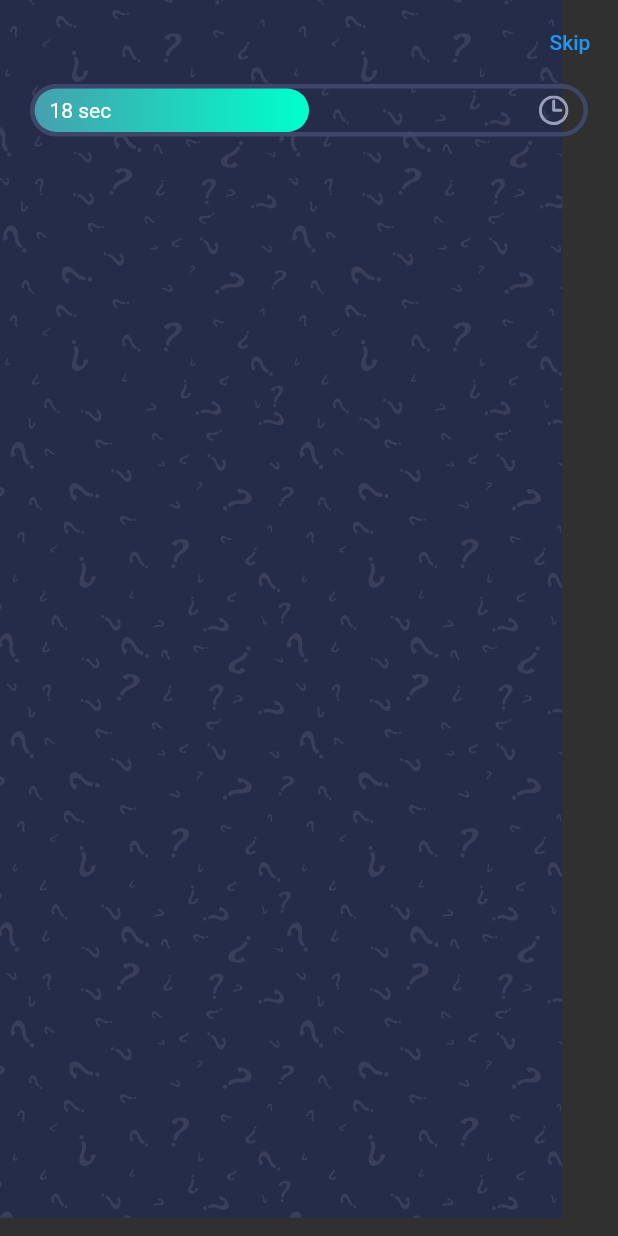
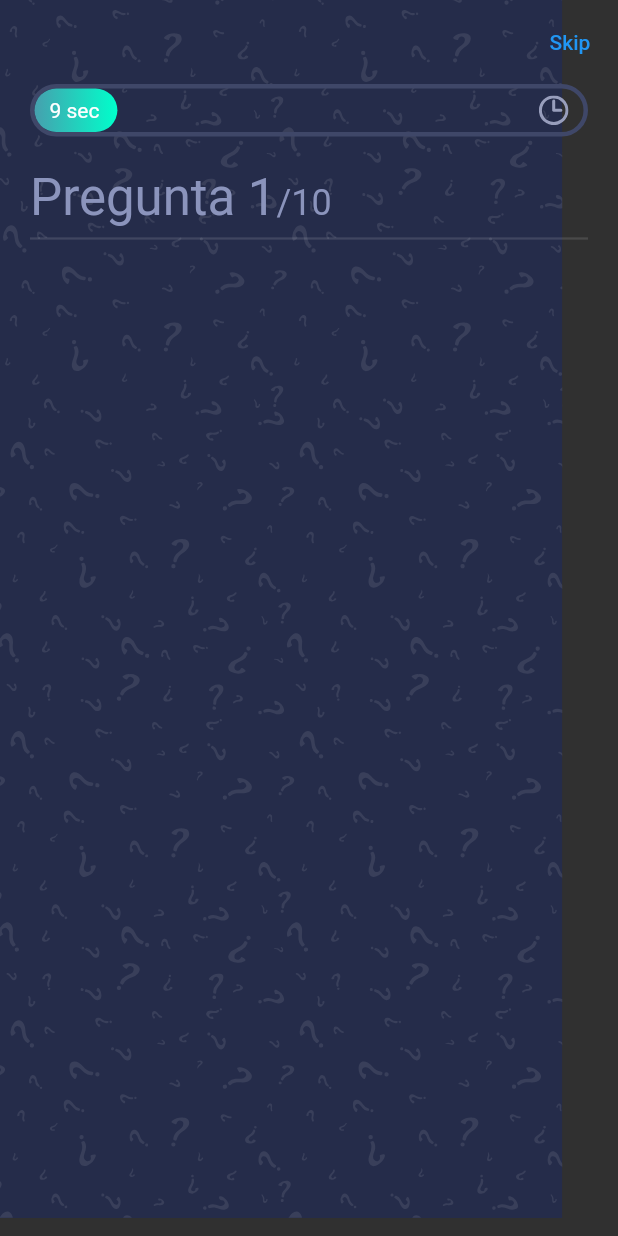
Before and after one commit to jhon2520/QuizzApp, a Flutter app: the screen it shows after launch, after a tap on "Skip", on a phone screen of 412 x 824 dp. Run offline on Flutter 3.47's test engine with Material 2 defaults, Android fonts, the phone set to English and light mode, and no system bars; our stand-ins replace get, websafe_svg.

Commit message:
se terminó el progress bar

```diff
--- /dev/null
+++ b/lib/controllers/question_controller.dart
@@ -0,0 +1,30 @@
+
+
+import 'package:flutter/animation.dart';
+import 'package:get/get_state_manager/get_state_manager.dart';
+
+class QuestionController extends GetxController
+with SingleGetTickerProviderMixin{
+
+AnimationController? _animationController;
+late Animation _animation;
+
+Animation get animation => this._animation;
+
+@override
+void onInit(){
+
+  _animationController =
+  AnimationController(duration: Duration(seconds: 60), vsync: this);
+  _animation = Tween<double>(begin: 0,end: 1).animate(_animationController!)
+  ..addListener(() {
+    update();
+  });
+
+  _animationController!.forward();
+
+  super.onInit();
+
+}
+
+}
--- a/lib/screens/quiz/components/body.dart
+++ b/lib/screens/quiz/components/body.dart
@@ -1,5 +1,6 @@
 import 'package:flutter/material.dart';
 import 'package:quiz_app/constants.dart';
+import 'package:quiz_app/screens/quiz/components/progress_bar.dart';
 import 'package:websafe_svg/websafe_svg.dart';
 
 
@@ -18,42 +19,33 @@ class Body extends StatelessWidget {
             padding:  EdgeInsets.symmetric(horizontal: kDefaultPadding),
             child: Column(
               children: [
-                Container(
-                  width: double.infinity,
-                  height: 35,
-                  decoration: BoxDecoration(
-                    border: Border.all(color:Color(0xFF3F4768),width: 3),
-                    borderRadius: BorderRadius.circular(50)
-                  ),
-                  child: Stack(
-                    children: [
-                      //layoutBuilder provide us the avalible space
-                      //for the container
-                      //constrains.maxwidth needed for our animatiio
-                      LayoutBuilder(
-                        builder: (context,constrains)=>Container(
-                          width: constrains.maxWidth * 0.5, //cover 50%
-                          decoration: BoxDecoration(
-                            gradient: kPrimaryGradient,
-                            borderRadius: BorderRadius.circular(50)
-                          ),
-                        )
-                        ),
-                        Positioned.fill(
-                          child: Padding(
-                            padding: const EdgeInsets.symmetric(
-                              horizontal: kDefaultPadding /2
-                            ),
-                            child: Row(
-                              mainAxisAlignment: MainAxisAlignment.spaceBetween,
-                              children: [
-                                Text("18 sec"),
-                                WebsafeSvg.asset("assets/icons/clock.svg")
-                              ],
-                            ),
-                          ))
-                    ],),
-                )
+                ProgressBar(),
+                SizedBox(height: kDefaultPadding,),
+                Row(
+                  mainAxisAlignment: MainAxisAlignment.start,
+                  children: [
+                    Text.rich(
+                      TextSpan(
+                        text: "Pregunta 1",
+                        style: Theme.of(context)
+                          .textTheme
+                          .headline4!
+                          .copyWith(color: kSecondaryColor),
+                        children: [
+                          TextSpan(
+                            text: "/10",
+                            style: Theme.of(context)
+                              .textTheme
+                              .headline5!
+                              .copyWith(color: kSecondaryColor)
+                          )
+                        ]
+                      )
+                    ),
+                  ],
+                ),
+                Divider(thickness: 1.5,),
+                SizedBox(height: kDefaultPadding,)
               ],
             ),
           ),
--- /dev/null
+++ b/lib/screens/quiz/components/progress_bar.dart
@@ -0,0 +1,58 @@
+import 'package:flutter/material.dart';
+import 'package:get/get.dart';
+import 'package:quiz_app/constants.dart';
+import 'package:quiz_app/controllers/question_controller.dart';
+import 'package:websafe_svg/websafe_svg.dart';
+
+
+class ProgressBar extends StatelessWidget {
+  const ProgressBar({
+    Key? key,
+  }) : super(key: key);
+
+  @override
+  Widget build(BuildContext context) {
+    return Container(
+      width: double.infinity,
+      height: 35,
+      decoration: BoxDecoration(
+        border: Border.all(color:Color(0xFF3F4768),width: 3),
+        borderRadius: BorderRadius.circular(50)
+      ),
+      child: GetBuilder<QuestionController>(
+        init: QuestionController(),
+        builder: (controller){
+            print(controller.animation.value);
+          return Stack(
+            children: [
+              //layoutBuilder provide us the avalible space
+              //for the container
+              //constrains.maxwidth needed for our animatiio
+              LayoutBuilder(
+                builder: (context,constrains)=>Container(
+                  width: constrains.maxWidth * controller.animation.value,
+                  decoration: BoxDecoration(
+                    gradient: kPrimaryGradient,
+                    borderRadius: BorderRadius.circular(50)
+                  ),
+                )
+                ),
+                Positioned.fill(
+                  child: Padding(
+                    padding: const EdgeInsets.symmetric(
+                      horizontal: kDefaultPadding /2
+                    ),
+                    child: Row(
+                      mainAxisAlignment: MainAxisAlignment.spaceBetween,
+                      children: [
+                        Text("${(controller.animation.value * 60).round()} sec"),
+                        WebsafeSvg.asset("assets/icons/clock.svg")
+                      ],
+                    ),
+                  ))
+            ],);
+        }
+      ),
+    );
+  }
+}
```
